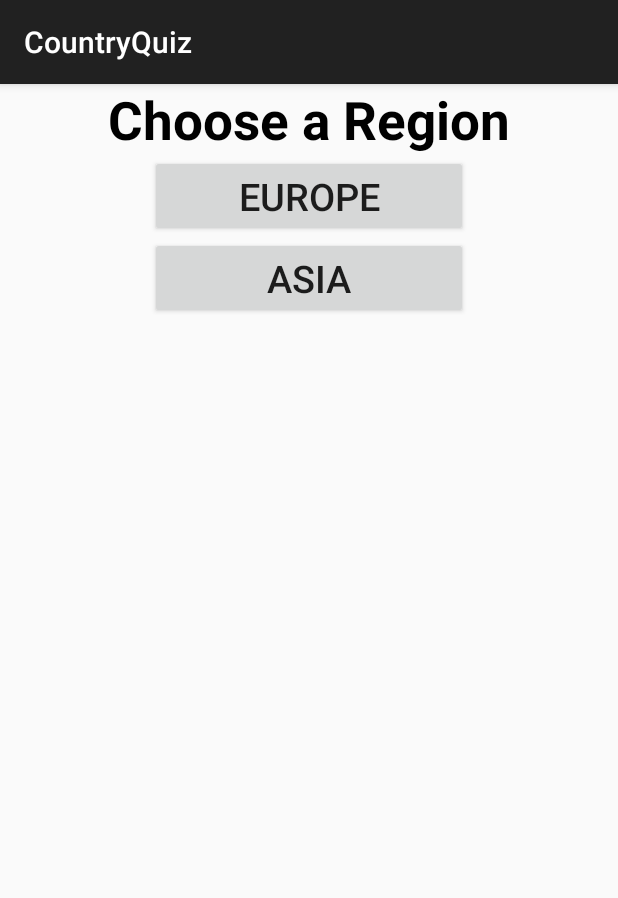
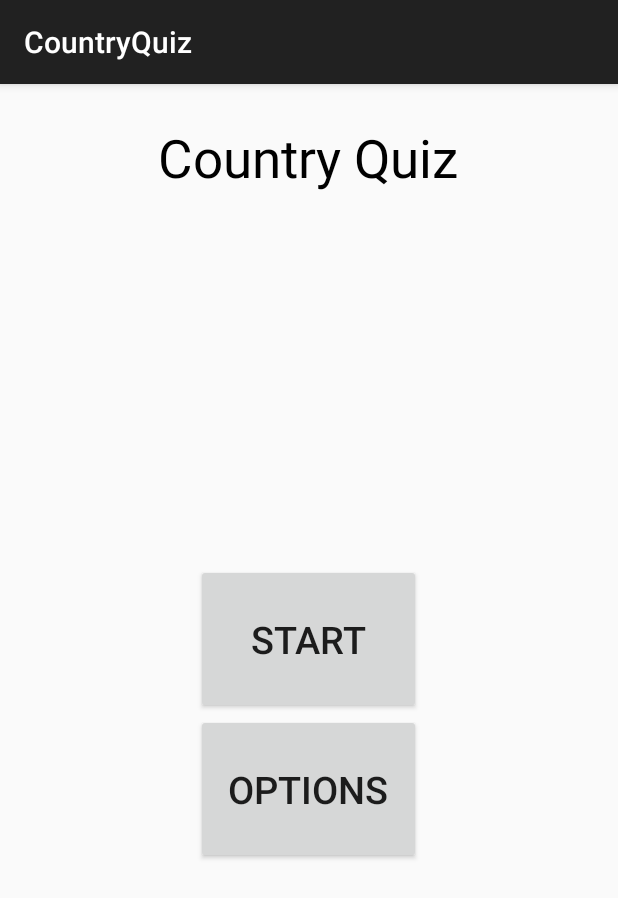
Before and after one commit to AndrewPochapsky/CountryCapitals, an Android app: the screen it shows after launch (MainActivity before the commit, MainMenuActivity after it), on a phone screen of 412 x 824 dp. Shown: the top 898 px of the screen. Run offline under Robolectric (Android 15) with nearby library versions, the phone set to English and light mode, and no system bars.

Commit message:
Added a basic main menu

```diff
--- a/app/src/main/AndroidManifest.xml
+++ b/app/src/main/AndroidManifest.xml
@@ -9,14 +9,14 @@
         android:roundIcon="@mipmap/ic_launcher_round"
         android:supportsRtl="true"
         android:theme="@style/AppTheme">
-        <activity android:name=".MainActivity" android:theme="@style/noAnimTheme" android:noHistory="true">
-
+        <activity android:name=".MainMenuActivity" android:theme="@style/noAnimTheme" android:noHistory="false">
             <intent-filter>
                 <action android:name="android.intent.action.MAIN" />
-
                 <category android:name="android.intent.category.LAUNCHER" />
             </intent-filter>
         </activity>
+
+        <activity android:name=".ChooseRegionActivity" android:theme="@style/noAnimTheme" android:noHistory="true"/>
         <activity android:name=".QuizStartActivity" android:theme="@style/noAnimTheme" android:noHistory="true"/>
         <activity android:name=".QuizInProgressActivity" android:theme="@style/noAnimTheme" android:noHistory="true"/>
         <activity android:name=".QuizEndActivity" android:theme="@style/noAnimTheme" android:noHistory="true"/>
--- a/app/src/main/java/dreadloaf/com/countryquiz/MainActivity.java
+++ b/app/src/main/java/dreadloaf/com/countryquiz/ChooseRegionActivity.java
@@ -25,7 +25,7 @@ import java.util.Map;
 
 import dreadloaf.com.countryquiz.util.JsonUtil;
 
-public class MainActivity extends AppCompatActivity {
+public class ChooseRegionActivity extends AppCompatActivity {
     //TODO: Add a splashscreen to show before this activity is loaded
     /*
     * User will press button specifying the region
@@ -39,7 +39,7 @@ public class MainActivity extends AppCompatActivity {
     @Override
     protected void onCreate(Bundle savedInstanceState) {
         super.onCreate(savedInstanceState);
-        setContentView(R.layout.activity_main);
+        setContentView(R.layout.activity_choose_region);
 
         //TODO: Remove this when done testing(next two lines)
         //SharedPreferences pref = getSharedPreferences("appData", Context.MODE_PRIVATE);
@@ -90,7 +90,7 @@ public class MainActivity extends AppCompatActivity {
             @Override
             public void onResponse(JSONArray response) {
                 String fileName = "countries_" + region;
-                JsonUtil.saveJson(response.toString(), fileName, MainActivity.this);
+                JsonUtil.saveJson(response.toString(), fileName, ChooseRegionActivity.this);
                 Log.d("JSON", "Saved Json");
                 loadQuizActivity(region);
             }
@@ -114,7 +114,7 @@ public class MainActivity extends AppCompatActivity {
     }
 
     private void loadQuizActivity(String region){
-        Intent startQuizIntent = new Intent(MainActivity.this, QuizStartActivity.class);
+        Intent startQuizIntent = new Intent(ChooseRegionActivity.this, QuizStartActivity.class);
         startQuizIntent.putExtra("region", region);
         startActivity(startQuizIntent);
     }
--- /dev/null
+++ b/app/src/main/java/dreadloaf/com/countryquiz/MainMenuActivity.java
@@ -0,0 +1,31 @@
+package dreadloaf.com.countryquiz;
+
+import android.content.Intent;
+import android.os.Bundle;
+import android.support.v7.app.AppCompatActivity;
+import android.view.View;
+import android.widget.Button;
+
+public class MainMenuActivity extends AppCompatActivity {
+
+    Button mStartButton, mOptionsButton;
+
+    @Override
+    public void onCreate(Bundle savedInstanceState) {
+        super.onCreate(savedInstanceState);
+        setContentView(R.layout.activity_main_menu);
+
+        mStartButton = findViewById(R.id.main_menu_start);
+        mOptionsButton = findViewById(R.id.main_menu_options);
+
+        mStartButton.setOnClickListener(new View.OnClickListener() {
+            @Override
+            public void onClick(View view) {
+                Intent intent = new Intent(MainMenuActivity.this, ChooseRegionActivity.class);
+                startActivity(intent);
+            }
+        });
+    }
+
+
+}
--- a/app/src/main/java/dreadloaf/com/countryquiz/QuizEndActivity.java
+++ b/app/src/main/java/dreadloaf/com/countryquiz/QuizEndActivity.java
@@ -43,7 +43,7 @@ public class QuizEndActivity extends AppCompatActivity {
         mReturnButton.setOnClickListener(new View.OnClickListener() {
             @Override
             public void onClick(View view) {
-                Intent intent = new Intent(QuizEndActivity.this, MainActivity.class);
+                Intent intent = new Intent(QuizEndActivity.this, ChooseRegionActivity.class);
                 startActivity(intent);
             }
         });
--- a/app/src/main/java/dreadloaf/com/countryquiz/QuizStartActivity.java
+++ b/app/src/main/java/dreadloaf/com/countryquiz/QuizStartActivity.java
@@ -42,7 +42,7 @@ public class QuizStartActivity extends AppCompatActivity {
 
     @Override
     public void onBackPressed() {
-        startActivity(new Intent(this, MainActivity.class));
+        startActivity(new Intent(this, ChooseRegionActivity.class));
     }
 
     //Set up all questions for quiz, put them in a queue, send queue to next activity
--- a/app/src/main/res/layout/activity_main.xml
+++ b/app/src/main/res/layout/activity_choose_region.xml
@@ -5,7 +5,7 @@
     android:layout_width="match_parent"
     android:orientation="vertical"
     android:layout_height="wrap_content"
-    tools:context="dreadloaf.com.countryquiz.MainActivity">
+    tools:context="dreadloaf.com.countryquiz.ChooseRegionActivity">
 
     <TextView
         android:layout_width="match_parent"
--- /dev/null
+++ b/app/src/main/res/layout/activity_main_menu.xml
@@ -0,0 +1,38 @@
+<?xml version="1.0" encoding="utf-8"?>
+<LinearLayout xmlns:android="http://schemas.android.com/apk/res/android"
+    android:orientation="vertical"
+    android:layout_width="match_parent"
+    android:layout_height="match_parent"
+    android:gravity="center_horizontal"
+    xmlns:tools="http://schemas.android.com/tools"
+    tools:context="dreadloaf.com.countryquiz.MainMenuActivity">
+
+    <TextView
+        android:layout_width="wrap_content"
+        android:layout_height="wrap_content"
+        android:layout_marginTop="25dp"
+        android:text="@string/main_menu_header"
+        android:textSize="35sp"
+        android:textColor="@android:color/black" />
+
+    <LinearLayout
+        android:layout_width="match_parent"
+        android:layout_height="match_parent"
+        android:orientation="vertical"
+        android:gravity="center">
+
+        <Button
+            android:layout_width="150dp"
+            android:layout_height="100dp"
+            android:text="Start"
+            android:textSize="25sp"
+            android:id="@+id/main_menu_start"/>
+        <Button
+            android:layout_width="150dp"
+            android:layout_height="100dp"
+            android:text="Options"
+            android:textSize="25sp"
+            android:id="@+id/main_menu_options"/>
+    </LinearLayout>
+
+</LinearLayout>
--- a/app/src/main/res/values/strings.xml
+++ b/app/src/main/res/values/strings.xml
@@ -7,4 +7,5 @@
     <string name="quiz_return">Return to Main</string>
     <string name="quiz_end_score_header"><u>Current Score</u></string>
     <string name="quiz_end_highscore_header"><u>Highscore</u></string>
+    <string name="main_menu_header">Country Quiz</string>
 </resources>
```
Also changed, not shown: app/src/main/java/dreadloaf/com/countryquiz/QuizInProgressActivity.java (+9 -1 lines).
